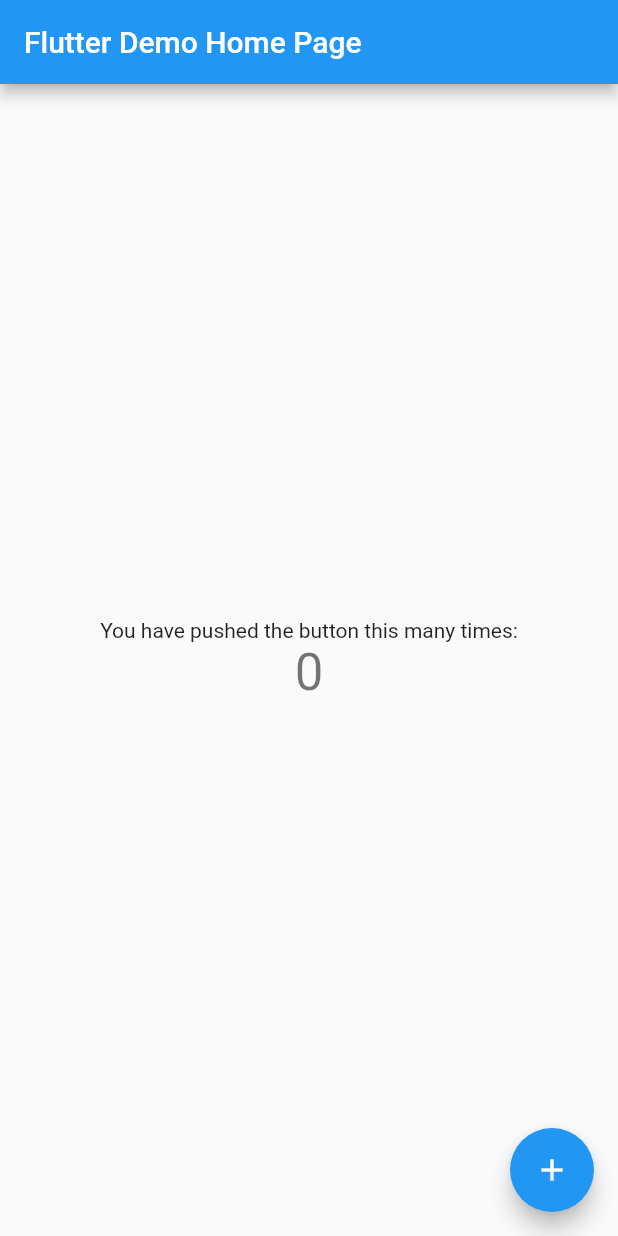
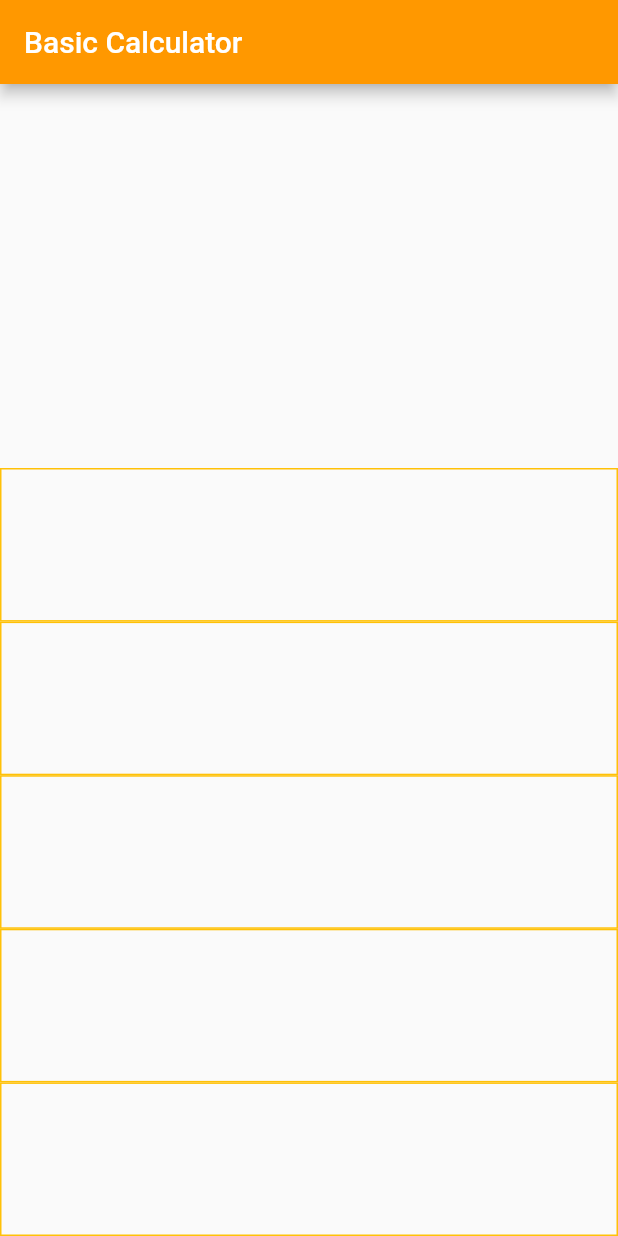
Before and after one commit to muhammadHaggy/calculator_2, a Flutter app: the screen it shows after launch, on a phone screen of 412 x 824 dp. Run offline on Flutter 3.47's test engine with Material 2 defaults, Android fonts, the phone set to English and light mode, and no system bars.

Commit message:
divide the screen for button and text

```diff
--- a/lib/main.dart
+++ b/lib/main.dart
@@ -13,15 +13,6 @@ class MyApp extends StatelessWidget {
     return MaterialApp(
       title: 'Flutter Demo',
       theme: ThemeData(
-        // This is the theme of your application.
-        //
-        // Try running your application with "flutter run". You'll see the
-        // application has a blue toolbar. Then, without quitting the app, try
-        // changing the primarySwatch below to Colors.green and then invoke
-        // "hot reload" (press "r" in the console where you ran "flutter run",
-        // or simply save your changes to "hot reload" in a Flutter IDE).
-        // Notice that the counter didn't reset back to zero; the application
-        // is not restarted.
         primarySwatch: Colors.blue,
       ),
       home: const MyHomePage(title: 'Flutter Demo Home Page'),
@@ -48,68 +39,77 @@ class MyHomePage extends StatefulWidget {
 }
 
 class _MyHomePageState extends State<MyHomePage> {
-  int _counter = 0;
-
-  void _incrementCounter() {
-    setState(() {
-      // This call to setState tells the Flutter framework that something has
-      // changed in this State, which causes it to rerun the build method below
-      // so that the display can reflect the updated values. If we changed
-      // _counter without calling setState(), then the build method would not be
-      // called again, and so nothing would appear to happen.
-      _counter++;
-    });
-  }
+  final MaterialColor _primarySwatchColor = Colors.orange;
+  final Color _titleAppBarColor = Colors.white;
 
   @override
   Widget build(BuildContext context) {
-    // This method is rerun every time setState is called, for instance as done
-    // by the _incrementCounter method above.
-    //
-    // The Flutter framework has been optimized to make rerunning build methods
-    // fast, so that you can just rebuild anything that needs updating rather
-    // than having to individually change instances of widgets.
-    return Scaffold(
-      appBar: AppBar(
-        // Here we take the value from the MyHomePage object that was created by
-        // the App.build method, and use it to set our appbar title.
-        title: Text(widget.title),
-      ),
-      body: Center(
-        // Center is a layout widget. It takes a single child and positions it
-        // in the middle of the parent.
-        child: Column(
-          // Column is also a layout widget. It takes a list of children and
-          // arranges them vertically. By default, it sizes itself to fit its
-          // children horizontally, and tries to be as tall as its parent.
-          //
-          // Invoke "debug painting" (press "p" in the console, choose the
-          // "Toggle Debug Paint" action from the Flutter Inspector in Android
-          // Studio, or the "Toggle Debug Paint" command in Visual Studio Code)
-          // to see the wireframe for each widget.
-          //
-          // Column has various properties to control how it sizes itself and
-          // how it positions its children. Here we use mainAxisAlignment to
-          // center the children vertically; the main axis here is the vertical
-          // axis because Columns are vertical (the cross axis would be
-          // horizontal).
-          mainAxisAlignment: MainAxisAlignment.center,
+    return MaterialApp(
+      theme: ThemeData(primarySwatch: _primarySwatchColor),
+      home: Scaffold(
+        appBar: AppBar(
+          title: Text(
+            "Basic Calculator",
+            style: TextStyle(color: _titleAppBarColor),
+          ),
+        ),
+        body: Column(
           children: <Widget>[
-            const Text(
-              'You have pushed the button this many times:',
+            Expanded(
+              key: Key("expanded_bagian_atas"),
+              flex: 1,
+              child: Container(
+                key: Key("expanded_container_bagian_atas"),
+                width: double.infinity,
+                height: double.infinity,
+              ),
             ),
-            Text(
-              '$_counter',
-              style: Theme.of(context).textTheme.headline4,
-            ),
+            Expanded(
+              key: Key("expanded_bagian_bawah"),
+              flex: 2,
+              child: Container(
+                key: Key("expanded_container_bagian_bawah"),
+                width: double.infinity,
+                height: double.infinity,
+                child: Column(
+                  children: [
+                    Expanded(
+                      child: Container(
+                        decoration: BoxDecoration(
+                            border: Border.all(color: Colors.amber)),
+                      ),
+                    ),
+                    Expanded(
+                      child: Container(
+                        decoration: BoxDecoration(
+                            border: Border.all(color: Colors.amber)),
+                      ),
+                    ),
+                    Expanded(
+                      child: Container(
+                        decoration: BoxDecoration(
+                            border: Border.all(color: Colors.amber)),
+                      ),
+                    ),
+                    Expanded(
+                      child: Container(
+                        decoration: BoxDecoration(
+                            border: Border.all(color: Colors.amber)),
+                      ),
+                    ),
+                    Expanded(
+                      child: Container(
+                        decoration: BoxDecoration(
+                            border: Border.all(color: Colors.amber)),
+                      ),
+                    ),
+                  ],
+                ),
+              ),
+            )
           ],
         ),
       ),
-      floatingActionButton: FloatingActionButton(
-        onPressed: _incrementCounter,
-        tooltip: 'Increment',
-        child: const Icon(Icons.add),
-      ), // This trailing comma makes auto-formatting nicer for build methods.
     );
   }
 }
```
